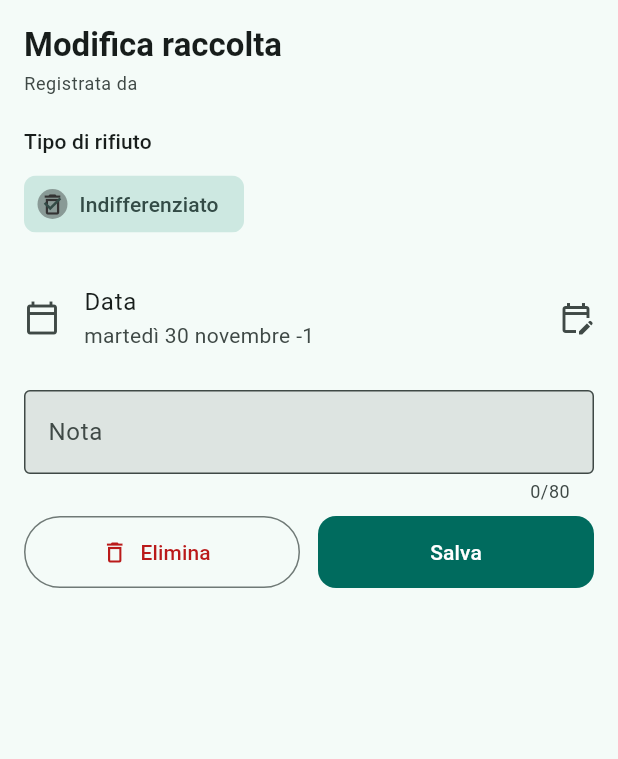
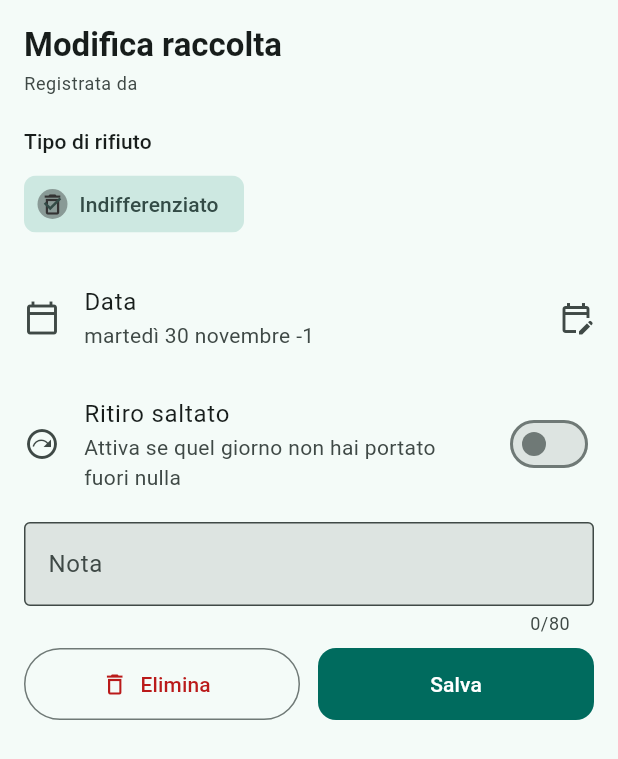
Before and after one commit to davideorsini94/my-home, a Flutter app: the _EditEventSheet widget shown alone on an empty page, opened directly with empty values, on a phone screen of 412 x 824 dp. Shown: the top 759 px of the screen. Run offline on Flutter 3.47's test engine with Material 3 defaults, Android fonts, the phone set to English and light mode, and no system bars; our stand-ins replace cloud_firestore, firebase_auth, firebase_core, flutter_local_notifications, flutter_riverpod, flutter_timezone and 5 more; accounts and stored records are empty; generated files the repository leaves out were written again; statements that could not run were skipped.

Commit message:
Add skip option for scheduled pickups
A pickup can now be marked as skipped, for days when nothing is actually put
out. The option sits next to the confirmation in all three places it can be
settled: the dashboard card, the evening reminder notification, and the
history sheet.

A skip is stored as a ledger entry carrying the same deterministic document
id as a collection, with status: skipped. Modelling it as an event rather
than an absence makes it inherit the cross-user guarantees for free: two
members skipping the same pickup still counts once, and one skipping while
the other confirms resolves to the later choice instead of leaving two
conflicting records.

A skipped pickup consumes no free collection, is excluded from the
statistics, and silences its own reminder — the user has already decided, so
asking again would be nagging. It stays on record and is reversible from all
three places.

Records written before this change carry no status field and are read as real
collections, which is what they were. The security rules validate only the
required fields and reject no extra ones, so the new field needs no redeploy.

Covered by 15 new tests, including the cases that would skew the counters
silently: a year of nothing but skips must read as untouched, and a skip
queued offline must replay as a skip rather than becoming a collection.

Co-Authored-By: Claude Opus 5 <noreply@anthropic.com>

```diff
--- a/lib/app/app.dart
+++ b/lib/app/app.dart
@@ -59,7 +59,9 @@ class _RubbishManagerAppState extends ConsumerState<RubbishManagerApp>
       final payload = NotificationPayload.decode(raw);
       if (payload == null) continue;
       try {
-        await recordFromPayload(payload);
+        // The queued entry carries the outcome the user chose, so a skip
+        // replayed later stays a skip rather than becoming a collection.
+        await recordFromPayload(payload, NotificationPayload.decodeStatus(raw));
       } on Exception catch (e) {
         debugPrint('Replay azione notifica non riuscito: $e');
         await const PendingActionsStore().add(raw);
--- a/lib/data/collection_repository.dart
+++ b/lib/data/collection_repository.dart
@@ -52,6 +52,7 @@ class CollectionRepository {
       recordedByUid: data['recordedByUid'] as String? ?? '',
       recordedByName: data['recordedByName'] as String? ?? '',
       source: CollectionSource.fromId(data['source'] as String?),
+      status: CollectionStatus.fromId(data['status'] as String?),
       note: data['note'] as String?,
       createdAt: (data['createdAt'] as Timestamp?)?.toDate(),
       hasPendingWrites: doc.metadata.hasPendingWrites,
@@ -72,6 +73,7 @@ class CollectionRepository {
     required String uid,
     required String userName,
     CollectionSource source = CollectionSource.app,
+    CollectionStatus status = CollectionStatus.done,
     String? note,
   }) async {
     final id = CollectionEvent.scheduledId(type, date);
@@ -82,6 +84,7 @@ class CollectionRepository {
       'recordedByUid': uid,
       'recordedByName': userName,
       'source': source.name,
+      'status': status.name,
       if (note != null && note.isNotEmpty) 'note': note,
       'createdAt': FieldValue.serverTimestamp(),
     });
@@ -110,6 +113,7 @@ class CollectionRepository {
       'recordedByUid': uid,
       'recordedByName': userName,
       'source': CollectionSource.app.name,
+      'status': CollectionStatus.done.name,
       if (note != null && note.isNotEmpty) 'note': note,
       'createdAt': FieldValue.serverTimestamp(),
     });
@@ -134,6 +138,7 @@ class CollectionRepository {
     required CollectionEvent original,
     required WasteType type,
     required LocalDate date,
+    CollectionStatus? status,
     String? note,
   }) async {
     final newId = idForEvent(
@@ -150,6 +155,7 @@ class CollectionRepository {
       'recordedByUid': original.recordedByUid,
       'recordedByName': original.recordedByName,
       'source': original.source.name,
+      'status': (status ?? original.status).name,
       if (note != null && note.isNotEmpty) 'note': note,
       'createdAt': original.createdAt != null
           ? Timestamp.fromDate(original.createdAt!)
--- a/lib/domain/entities/collection_event.dart
+++ b/lib/domain/entities/collection_event.dart
@@ -8,6 +8,21 @@ enum CollectionSource {
 
   static CollectionSource fromId(String? id) =>
       id == 'notification' ? CollectionSource.notification : CollectionSource.app;
+}
+
+/// What happened to a scheduled pickup.
+enum CollectionStatus {
+  /// The waste really was put out, so it consumes an allowance.
+  done,
+
+  /// The pickup was deliberately skipped: nothing was put out, so it must not
+  /// count, but it is still on record so the reminder stops asking.
+  skipped;
+
+  /// Documents written before skipping existed carry no status at all, and
+  /// they were all real collections — hence the default.
+  static CollectionStatus fromId(String? id) =>
+      id == 'skipped' ? CollectionStatus.skipped : CollectionStatus.done;
 }
 
 /// One recorded collection — the ledger entry that every counter is derived
@@ -27,6 +42,7 @@ class CollectionEvent {
     required this.recordedByUid,
     required this.recordedByName,
     required this.source,
+    this.status = CollectionStatus.done,
     this.note,
     this.createdAt,
     this.hasPendingWrites = false,
@@ -39,8 +55,14 @@ class CollectionEvent {
   final String recordedByUid;
   final String recordedByName;
   final CollectionSource source;
+  final CollectionStatus status;
   final String? note;
   final DateTime? createdAt;
+
+  bool get isSkipped => status == CollectionStatus.skipped;
+
+  /// Whether this record consumes a free collection.
+  bool get countsTowardsQuota => !isSkipped;
 
   /// True while the write is still queued locally and not yet acknowledged by
   /// the server, so the UI can show a "in attesa di sincronizzazione" hint.
@@ -61,6 +83,7 @@ class CollectionEvent {
     'recordedByUid': recordedByUid,
     'recordedByName': recordedByName,
     'source': source.name,
+    'status': status.name,
     if (note != null && note!.isNotEmpty) 'note': note,
   };
 
@@ -69,6 +92,7 @@ class CollectionEvent {
     WasteType? type,
     LocalDate? date,
     bool? isExtra,
+    CollectionStatus? status,
     String? note,
   }) => CollectionEvent(
     id: id ?? this.id,
@@ -78,6 +102,7 @@ class CollectionEvent {
     recordedByUid: recordedByUid,
     recordedByName: recordedByName,
     source: source,
+    status: status ?? this.status,
     note: note ?? this.note,
     createdAt: createdAt,
     hasPendingWrites: hasPendingWrites,
--- a/lib/domain/statistics.dart
+++ b/lib/domain/statistics.dart
@@ -60,6 +60,9 @@ MonthlyBreakdown monthlyBreakdown({
   final byMonth = List.generate(12, (_) => <WasteType, int>{});
   for (final event in events) {
     if (event.date.year != year) continue;
+    // Skipped pickups are excluded: the charts show what was actually
+    // collected, matching the counters exactly.
+    if (!event.countsTowardsQuota) continue;
     final month = byMonth[event.date.month - 1];
     month.update(event.type, (v) => v + 1, ifAbsent: () => 1);
   }
--- a/lib/features/collections/edit_event_sheet.dart
+++ b/lib/features/collections/edit_event_sheet.dart
@@ -42,6 +42,7 @@ class _EditEventSheet extends ConsumerStatefulWidget {
 class _EditEventSheetState extends ConsumerState<_EditEventSheet> {
   late WasteType _type = widget.event.type;
   late LocalDate _date = widget.event.date;
+  late CollectionStatus _status = widget.event.status;
   late final TextEditingController _noteController = TextEditingController(
     text: widget.event.note ?? '',
   );
@@ -84,6 +85,7 @@ class _EditEventSheetState extends ConsumerState<_EditEventSheet> {
             original: widget.event,
             type: _type,
             date: _date,
+            status: _status,
             note: _noteController.text.trim(),
           );
       ref.read(notificationSyncProvider).requestSync();
@@ -240,6 +242,26 @@ class _EditEventSheetState extends ConsumerState<_EditEventSheet> {
                 ),
               ),
 
+            if (!widget.event.isExtra) ...[
+              const SizedBox(height: 8),
+              SwitchListTile(
+                contentPadding: EdgeInsets.zero,
+                secondary: const Icon(Icons.next_plan_outlined),
+                title: const Text('Ritiro saltato'),
+                subtitle: Text(
+                  _status == CollectionStatus.skipped
+                      ? 'Resta nello storico ma non conta nel totale annuale'
+                      : 'Attiva se quel giorno non hai portato fuori nulla',
+                ),
+                value: _status == CollectionStatus.skipped,
+                onChanged: (value) => setState(
+                  () => _status = value
+                      ? CollectionStatus.skipped
+                      : CollectionStatus.done,
+                ),
+              ),
+            ],
+
             const SizedBox(height: 12),
             TextField(
               controller: _noteController,
--- a/lib/notifications/notification_payload.dart
+++ b/lib/notifications/notification_payload.dart
@@ -2,6 +2,7 @@ import 'dart:convert';
 
 import '../core/local_date.dart';
 import '../core/waste_catalogue.dart';
+import '../domain/entities/collection_event.dart';
 
 /// What a scheduled reminder carries, so that the action button can record the
 /// collection without the app ever coming to the foreground.
@@ -26,8 +27,29 @@ class NotificationPayload {
   List<WasteType> get wasteTypes =>
       types.map(WasteType.fromId).whereType<WasteType>().toList();
 
-  String encode() =>
-      jsonEncode({'houseId': houseId, 'dateKey': dateKey, 'types': types});
+  /// Serialises the payload, optionally carrying the outcome an action chose.
+  ///
+  /// The status only travels with a queued action awaiting replay; the payload
+  /// attached to a scheduled reminder has none, because the outcome is not
+  /// known until the user taps a button.
+  String encode({CollectionStatus? status}) => jsonEncode({
+    'houseId': houseId,
+    'dateKey': dateKey,
+    'types': types,
+    if (status != null) 'status': status.name,
+  });
+
+  /// The outcome recorded in a queued action, defaulting to a real collection
+  /// for anything written before skipping existed.
+  static CollectionStatus decodeStatus(String? raw) {
+    if (raw == null || raw.isEmpty) return CollectionStatus.done;
+    try {
+      final map = jsonDecode(raw) as Map<String, dynamic>;
+      return CollectionStatus.fromId(map['status'] as String?);
+    } on FormatException {
+      return CollectionStatus.done;
+    }
+  }
 
   static NotificationPayload? decode(String? raw) {
     if (raw == null || raw.isEmpty) return null;
--- a/lib/notifications/notification_scheduler.dart
+++ b/lib/notifications/notification_scheduler.dart
@@ -125,6 +125,12 @@ class NotificationScheduler {
           showsUserInterface: false,
           cancelNotification: true,
         ),
+        AndroidNotificationAction(
+          NotificationService.skipActionId,
+          'Salta',
+          showsUserInterface: false,
+          cancelNotification: true,
+        ),
       ],
     ),
     iOS: DarwinNotificationDetails(categoryIdentifier: 'pickup'),
```
Also changed, not shown: lib/domain/quota_calculator.dart (+7 -1 lines), lib/features/collections/history_screen.dart (+45 -13 lines), lib/features/dashboard/dashboard_screen.dart (+61 -18 lines), lib/notifications/background_handler.dart (+20 -4 lines), lib/notifications/foreground_handler.dart (+4 -4 lines), lib/notifications/notification_service.dart (+7 -1 lines), lib/notifications/reminder_plan.dart (+9 -6 lines), 2 other files.
